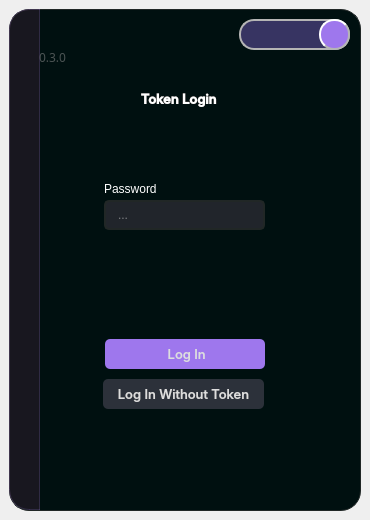
Old version of the form UI/login_token.ui in the repository ameasere/Polaris.
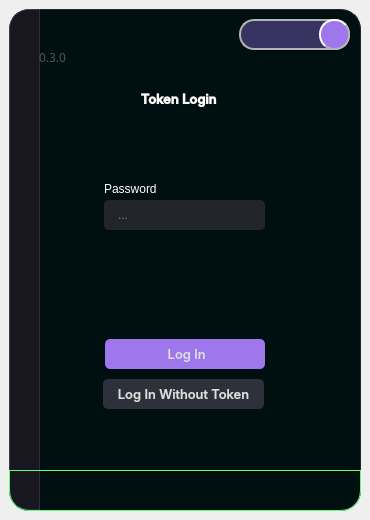
New version of the form. Icons and pictures are not drawn.

Patch:
```diff
--- a/UI/login_token.ui
+++ b/UI/login_token.ui
@@ -1390,13 +1390,14 @@
        <property name="geometry">
         <rect>
          <x>0</x>
-         <y>460</y>
-         <width>351</width>
+         <y>461</y>
+         <width>352</width>
          <height>41</height>
         </rect>
        </property>
        <property name="styleSheet">
-        <string notr="true">color: rgb(113, 126, 149);
+        <string notr="true">color: #001010;
+border: 1px solid rgb(99, 255, 122);
 border-bottom-left-radius: 20px;
 border-bottom-right-radius: 20px;</string>
        </property>
```
